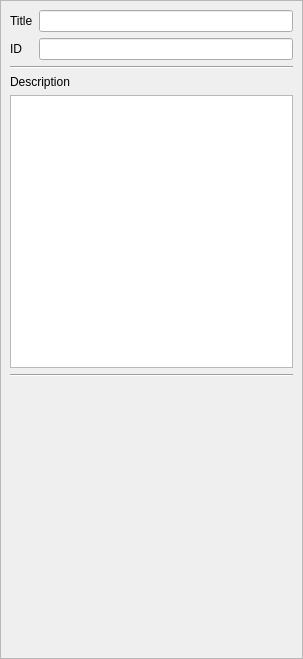
Above: ui/XCCDFItemPropertiesDockWidget.ui from OpenSCAP/scap-workbench before the change. Below: the same form after it.
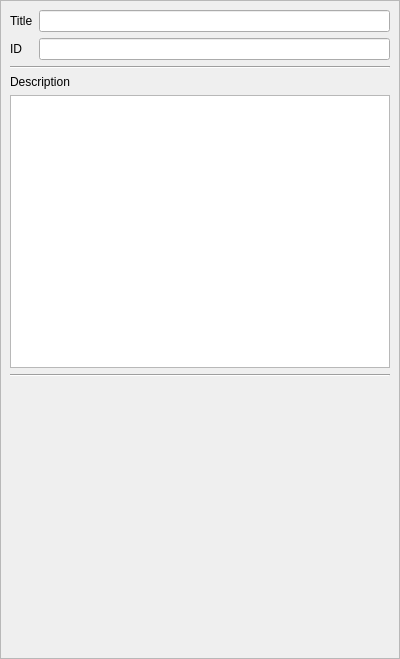
That is the form after the change.

Commit message: Hide tree header in tailoring window, make dock widgets wider

What changed in the file:
```diff
--- a/ui/XCCDFItemPropertiesDockWidget.ui
+++ b/ui/XCCDFItemPropertiesDockWidget.ui
@@ -6,10 +6,16 @@
    <rect>
     <x>0</x>
     <y>0</y>
-    <width>303</width>
+    <width>400</width>
     <height>659</height>
    </rect>
   </property>
+  <property name="minimumSize">
+   <size>
+    <width>400</width>
+    <height>104</height>
+   </size>
+  </property>
   <property name="windowTitle">
    <string>Selected Item Properties</string>
   </property>
@@ -28,7 +34,7 @@
         <rect>
          <x>0</x>
          <y>0</y>
-         <width>291</width>
+         <width>388</width>
          <height>628</height>
         </rect>
        </property>
```
The commit also changes 2 other files.
